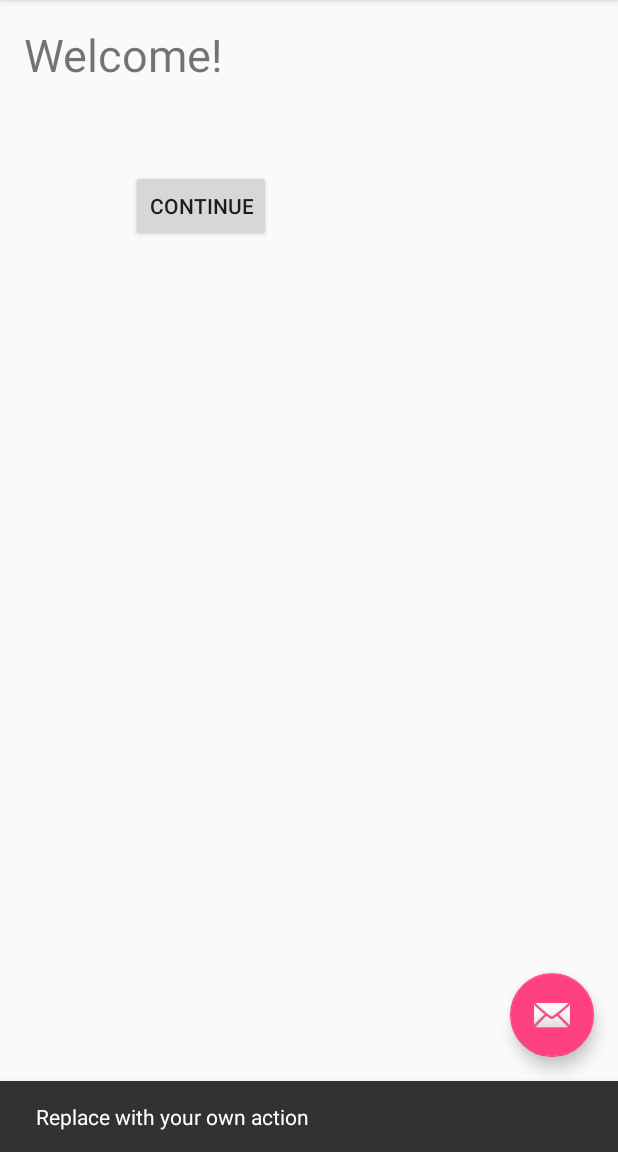
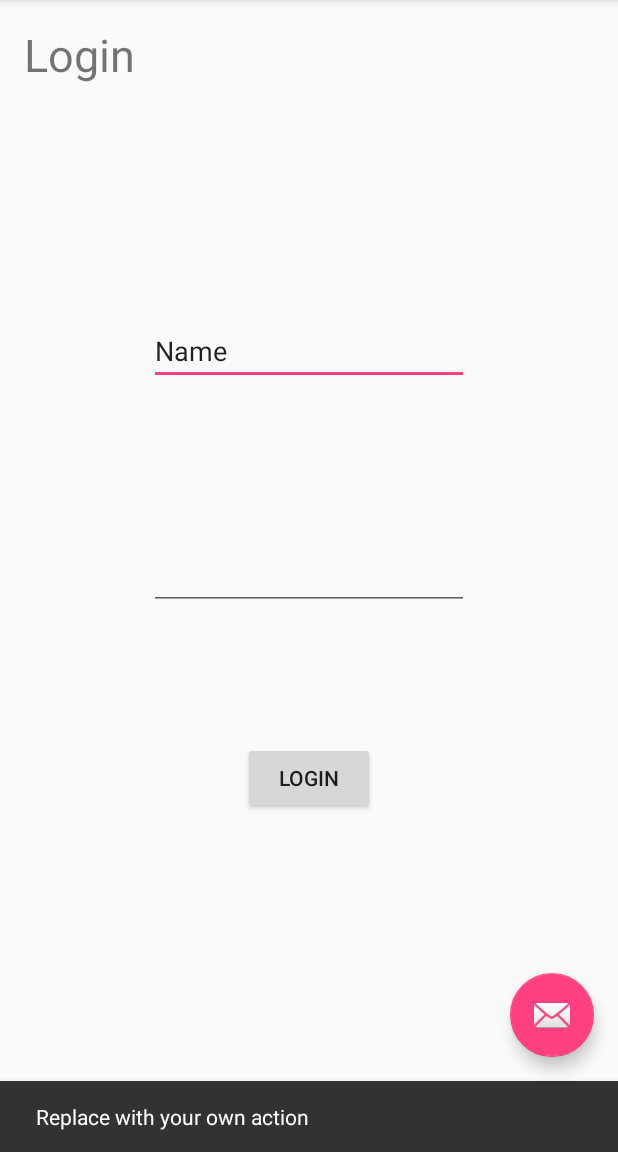
Before and after one commit to Pedram87/EDA397-Group1, an Android app: the screen it shows after launch (MainActivity), after a tap on an icon or button, on a phone screen of 412 x 824 dp, the part 84-1236 px from its top. Run offline under Robolectric (Android 15) with nearby library versions, the phone set to English and light mode, and no system bars.

Commit message:
Added Login Layout

```diff
--- a/app/src/main/res/layout/content_main.xml
+++ b/app/src/main/res/layout/content_main.xml
@@ -15,22 +15,44 @@
 <TextView
     android:layout_width="match_parent"
     android:layout_height="match_parent"
-    android:text="@string/Welcome"
+    android:text="@string/login"
     android:textSize="30dp"
-    />
+    android:id="@+id/textView" />
 
     <Button
 
-        android:text="@string/Continue"
-        android:layout_marginTop="97dp"
-        android:layout_alignParentTop="true"
-        android:layout_alignParentLeft="true"
-        android:layout_alignParentStart="true"
-        android:layout_marginLeft="71dp"
-        android:layout_marginStart="71dp"
+        android:text="@string/login"
+        android:layout_marginTop="88dp"
         android:id="@+id/button"
         android:layout_width="wrap_content"
         android:layout_height="wrap_content"
-        android:onClick="sendMessage" />
+        android:onClick="sendMessage"
+        android:layout_below="@+id/editText2"
+        android:layout_centerHorizontal="true" />
+
+    <EditText
+        android:layout_width="wrap_content"
+        android:layout_height="wrap_content"
+        android:inputType="textPersonName"
+        android:text="Name"
+        android:ems="10"
+        android:id="@+id/editText"
+        android:layout_alignTop="@+id/textView"
+        android:layout_centerHorizontal="true"
+        android:layout_marginTop="195dp" />
+
+    <EditText
+        android:layout_width="wrap_content"
+        android:layout_height="wrap_content"
+        android:inputType="textPassword"
+        android:ems="10"
+        android:id="@+id/editText2"
+        android:editable="true"
+        android:enabled="true"
+        android:autoText="false"
+        android:password="false"
+        android:layout_centerVertical="true"
+        android:layout_alignLeft="@+id/editText"
+        android:layout_alignStart="@+id/editText" />
 
 </RelativeLayout>
--- a/app/src/main/res/values/strings.xml
+++ b/app/src/main/res/values/strings.xml
@@ -4,5 +4,5 @@
     <string name="Welcome">Welcome!</string>
     <string name="Continue">Continue</string>
     <string name="title_activity_second">SecondActivity</string>
-
+    <string name="login">Login</string>
 </resources>
--- a/build.gradle
+++ b/build.gradle
@@ -5,7 +5,7 @@ buildscript {
         jcenter()
     }
     dependencies {
-        classpath 'com.android.tools.build:gradle:1.5.0'
+        classpath 'com.android.tools.build:gradle:2.0.0'
 
         // NOTE: Do not place your application dependencies here; they belong
         // in the individual module build.gradle files
```
Also changed, not shown: gradle/wrapper/gradle-wrapper.properties.
